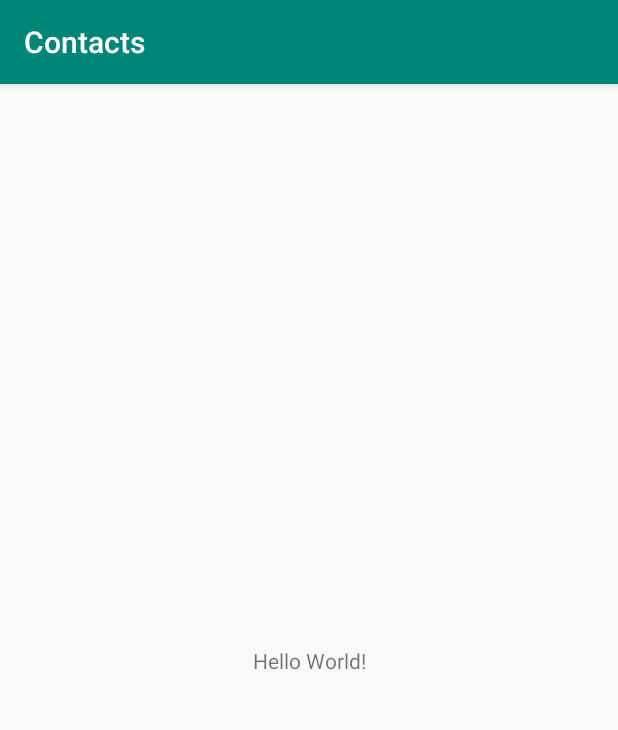
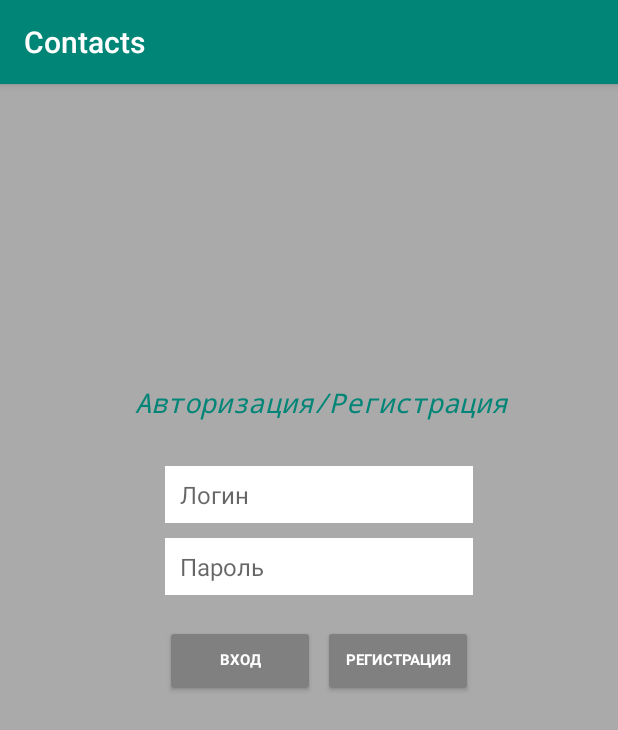
Before and after one commit to AlexandrRomanychev/Android, an Android app: the screen it shows after launch (MainActivity), on a phone screen of 412 x 824 dp. Shown: the top 730 px of the screen. Run offline under Robolectric (Android 15) with nearby library versions, the phone set to English and light mode, and no system bars.

Commit message:
login/registration page
Добавлена стартовая страница регистрации и авторизации(пока только свертка)

```diff
--- a/app/src/main/res/layout/activity_main.xml
+++ b/app/src/main/res/layout/activity_main.xml
@@ -1,18 +1,95 @@
 <?xml version="1.0" encoding="utf-8"?>
-<androidx.constraintlayout.widget.ConstraintLayout xmlns:android="http://schemas.android.com/apk/res/android"
-    xmlns:app="http://schemas.android.com/apk/res-auto"
+<LinearLayout xmlns:android="http://schemas.android.com/apk/res/android"
     xmlns:tools="http://schemas.android.com/tools"
+    android:orientation="vertical"
     android:layout_width="match_parent"
     android:layout_height="match_parent"
-    tools:context=".MainActivity">
+    >
 
-    <TextView
-        android:layout_width="wrap_content"
-        android:layout_height="wrap_content"
-        android:text="Hello World!"
-        app:layout_constraintBottom_toBottomOf="parent"
-        app:layout_constraintLeft_toLeftOf="parent"
-        app:layout_constraintRight_toRightOf="parent"
-        app:layout_constraintTop_toTopOf="parent" />
 
-</androidx.constraintlayout.widget.ConstraintLayout>
+    <LinearLayout
+        android:layout_width="match_parent"
+        android:layout_height="match_parent"
+        android:background="@android:color/background_light"
+        android:backgroundTint="@android:color/darker_gray"
+        android:orientation="vertical">
+
+        <TextView
+            android:id="@+id/textView_login_"
+            android:layout_width="wrap_content"
+            android:layout_height="wrap_content"
+            android:layout_marginLeft="90dp"
+            android:layout_marginTop="200dp"
+            android:layout_marginBottom="30dp"
+            android:fontFamily="monospace"
+            android:text="Авторизация/Регистрация"
+            android:textColor="@color/colorPrimary"
+            android:textSize="18sp"
+            android:textStyle="italic" />
+
+        <EditText
+            android:id="@+id/edit_login"
+
+            android:layout_width="205dp"
+            android:layout_height="38dp"
+            android:layout_marginLeft="110dp"
+            android:layout_marginBottom="10dp"
+            android:paddingLeft="10dp"
+
+            android:background="@android:color/darker_gray"
+            android:backgroundTint="@android:color/background_light"
+            android:hint="Логин"
+            android:textSize="16dp" />
+
+        <EditText
+            android:id="@+id/editText"
+
+            android:layout_width="205dp"
+            android:layout_height="38dp"
+            android:layout_marginLeft="110dp"
+            android:layout_marginBottom="20dp"
+            android:paddingLeft="10dp"
+
+            android:background="@android:color/darker_gray"
+            android:backgroundTint="@android:color/background_light"
+            android:hint="Пароль"
+            android:inputType="textPassword"
+            android:textSize="16dp" />
+
+        <LinearLayout
+            android:layout_width="match_parent"
+            android:layout_height="match_parent"
+            android:orientation="horizontal">
+
+            <Button
+                android:id="@+id/button_enter_login"
+                android:layout_width="wrap_content"
+                android:layout_height="wrap_content"
+                android:layout_marginLeft="110dp"
+
+                android:width="100dp"
+                android:backgroundTint="@android:color/tertiary_text_light"
+                android:fontFamily="casual"
+                android:text="Вход"
+                android:textColor="@android:color/background_light"
+                android:textSize="10sp"
+                android:textStyle="bold" />
+
+            <Button
+                android:id="@+id/button_registration"
+                android:layout_width="wrap_content"
+                android:layout_height="wrap_content"
+                android:layout_marginLeft="5dp"
+
+                android:width="100dp"
+                android:backgroundTint="@android:color/tertiary_text_light"
+                android:fontFamily="casual"
+                android:text="Регистрация"
+                android:textColor="@android:color/background_light"
+                android:textSize="10sp"
+                android:textStyle="bold" />
+        </LinearLayout>
+
+    </LinearLayout>
+
+</LinearLayout>
```
